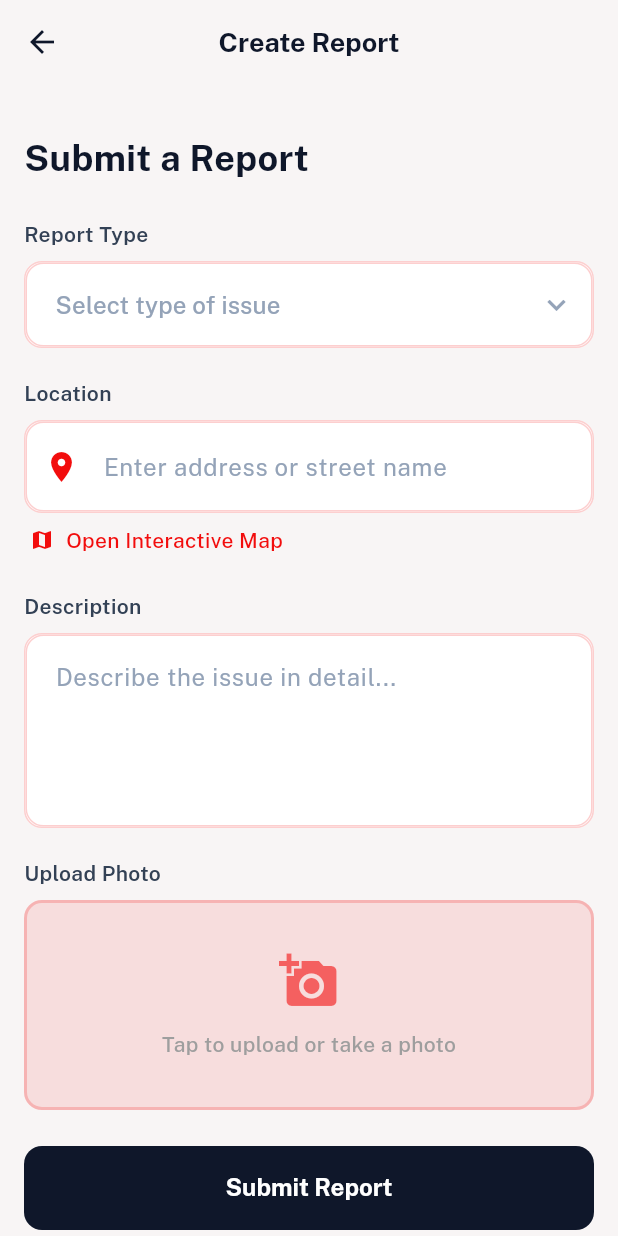
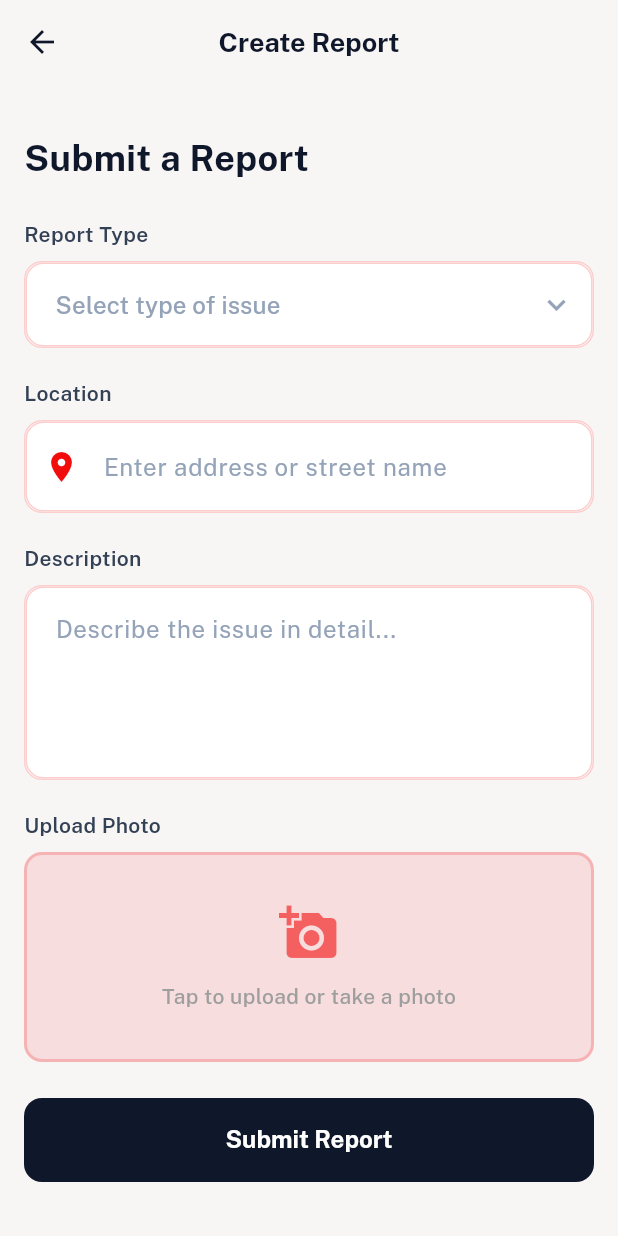
Before and after one commit to Shriya-25/Quickreach, a Flutter app: the CreateReportScreen screen opened by its route, on a phone screen of 412 x 824 dp. Run offline on Flutter 3.47's test engine with Material 3 defaults, Android fonts, the phone set to English and light mode, and no system bars; our stand-ins replace cloud_firestore, firebase_auth, firebase_core, go_router, google_fonts; accounts and stored records are empty; generated files the repository leaves out were written again.

Commit message:
fix: remove 'Open Interactive Map' link from report form

```diff
--- a/lib/features/reports/widgets/report_form.dart
+++ b/lib/features/reports/widgets/report_form.dart
@@ -131,30 +131,6 @@ class _ReportFormState extends State<ReportForm> {
                 },
               ),
             ),
-            const SizedBox(height: 4),
-            GestureDetector(
-              onTap: () {
-                // TODO: Open map
-              },
-              child: Padding(
-                padding: const EdgeInsets.symmetric(horizontal: 4, vertical: 4),
-                child: Row(
-                  mainAxisSize: MainAxisSize.min,
-                  children: const [
-                    Icon(Icons.map, size: 16, color: AppColors.primary),
-                    SizedBox(width: 8),
-                    Text(
-                      'Open Interactive Map',
-                      style: TextStyle(
-                        fontSize: 14,
-                        fontWeight: FontWeight.w500,
-                        color: AppColors.primary,
-                      ),
-                    ),
-                  ],
-                ),
-              ),
-            ),
             const SizedBox(height: 20),
 
             // Description
```
